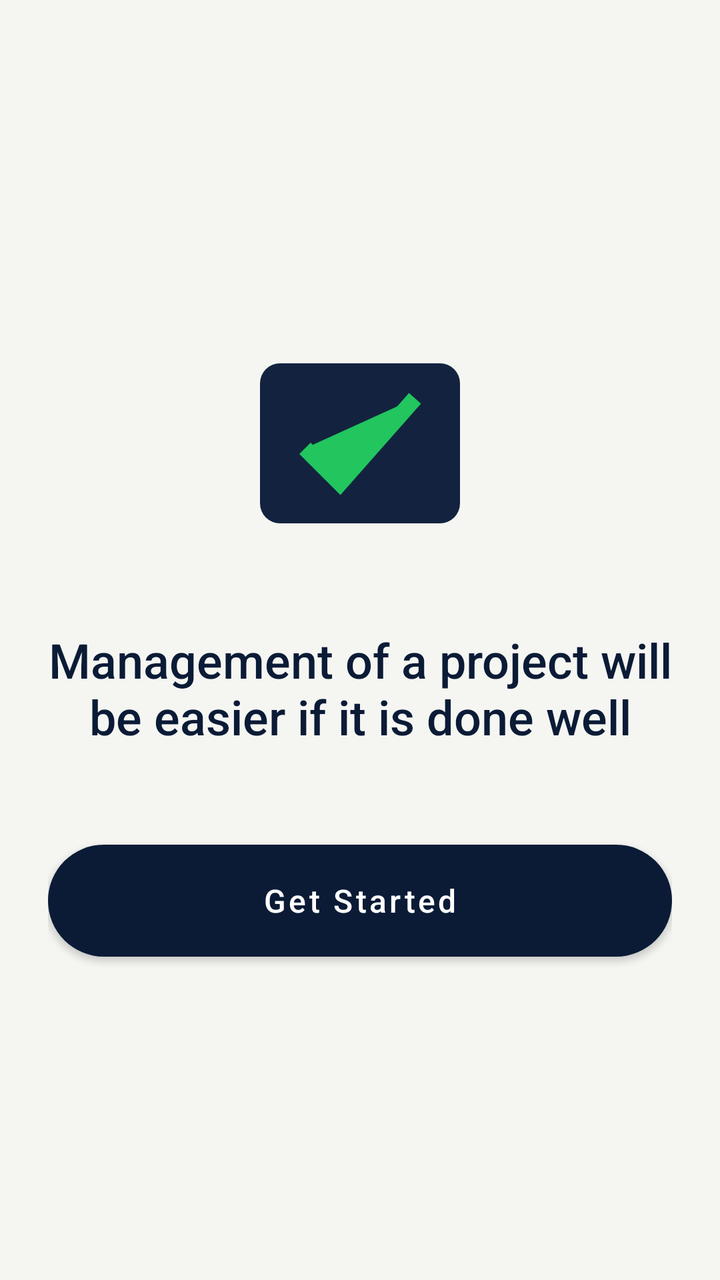
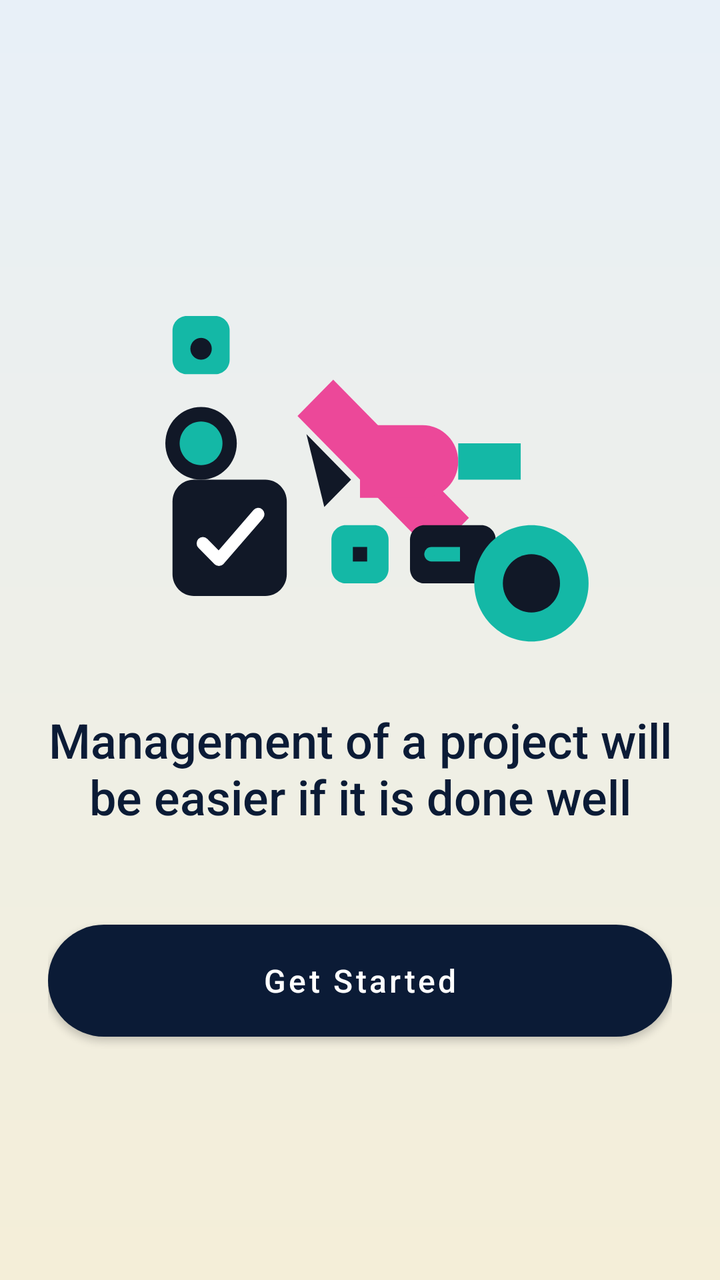

An Android layout rendered at two revisions. The XML below is the earlier revision; the diff shows what the commit changed to produce the second picture.
<!-- AndroidManifest.xml: activity theme Theme.TaskFlow.Splash -->
<!-- res/layout/activity_splash.xml -->
<?xml version="1.0" encoding="utf-8"?>
<LinearLayout xmlns:android="http://schemas.android.com/apk/res/android"
    android:id="@+id/main"
    android:layout_width="match_parent"
    android:layout_height="match_parent"
    android:background="@color/splash_bg"
    android:gravity="center"
    android:orientation="vertical"
    android:padding="24dp">

    <ImageView
        android:layout_width="120dp"
        android:layout_height="120dp"
        android:layout_marginBottom="32dp"
        android:contentDescription="@null"
        android:src="@drawable/ic_logo_taskflow" />

    <TextView
        android:layout_width="match_parent"
        android:layout_height="wrap_content"
        android:layout_marginBottom="48dp"
        android:fontFamily="sans-serif-medium"
        android:gravity="center"
        android:text="@string/splash_message"
        android:textColor="@color/navy"
        android:textSize="24sp" />

    <Button
        android:id="@+id/btn_get_started"
        android:layout_width="match_parent"
        android:layout_height="56dp"
        android:background="@drawable/bg_button_dark"
        android:text="@string/get_started"
        android:textAllCaps="false"
        android:textColor="@color/white"
        android:textSize="16sp" />

</LinearLayout>
<!-- resources referenced by this layout -->
<resources>
  <color name="navy">#0B1B36</color>
  <color name="splash_bg">#F5F6F2</color>
  <color name="white">#FFFFFFFF</color>
  <!-- drawable bg_button_dark (drawable) -->
  <?xml version="1.0" encoding="utf-8"?>
  <shape xmlns:android="http://schemas.android.com/apk/res/android"
      android:shape="rectangle">
      <solid android:color="@color/dark_button" />
      <corners android:radius="28dp" />
  </shape>
  <!-- drawable ic_logo_taskflow (drawable) -->
  <vector xmlns:android="http://schemas.android.com/apk/res/android"
      android:width="64dp"
      android:height="64dp"
      android:viewportWidth="24"
      android:viewportHeight="24">
      <path
          android:fillColor="#13233F"
          android:pathData="M4,4 L20,4 A2,2 0 0 1 22,6 L22,18 A2,2 0 0 1 20,20 L4,20 A2,2 0 0 1 2,18 L2,6 A2,2 0 0 1 4,4 Z" />
      <path
          android:fillColor="#22C55E"
          android:strokeColor="#22C55E"
          android:strokeWidth="1.6"
          android:pathData="M6.5,12.5 L10,16 L17.5,7.5" />
  </vector>
  <string name="get_started">Get Started</string>
  <string name="splash_message">Management of a project will be easier if it is done well</string>
  <style name="Theme.TaskFlow.Splash" parent="Theme.TaskFlow">
          <item name="android:windowBackground">@color/splash_bg</item>
          <item name="android:statusBarColor" tools:targetApi="21">@color/splash_bg</item>
          <item name="android:windowLightStatusBar" tools:targetApi="23">true</item>
      </style>
  <color name="dark_button">#111111</color>
  <style name="Theme.TaskFlow" parent="Theme.MaterialComponents.Light.NoActionBar">
          <item name="colorPrimary">@color/navy</item>
          <item name="colorPrimaryDark">@color/navy</item>
          <item name="colorAccent">@color/accent_green</item>
          <item name="android:windowBackground">@color/page_bg</item>
          <item name="android:statusBarColor" tools:targetApi="21">@color/page_bg</item>
          <item name="android:windowLightStatusBar" tools:targetApi="23">true</item>
      </style>
  <color name="accent_green">#22C55E</color>
  <color name="page_bg">#F4F5F7</color>
</resources>

<!-- the commit's change to res/layout/activity_splash.xml (unified diff, before → after) -->
@@ -3,17 +3,18 @@
     android:id="@+id/main"
     android:layout_width="match_parent"
     android:layout_height="match_parent"
-    android:background="@color/splash_bg"
+    android:background="@drawable/bg_splash_gradient"
     android:gravity="center"
     android:orientation="vertical"
     android:padding="24dp">
 
     <ImageView
-        android:layout_width="120dp"
-        android:layout_height="120dp"
+        android:layout_width="260dp"
+        android:layout_height="200dp"
         android:layout_marginBottom="32dp"
         android:contentDescription="@null"
-        android:src="@drawable/ic_logo_taskflow" />
+        android:scaleType="fitCenter"
+        android:src="@drawable/img_splash_illustration" />
 
     <TextView
         android:layout_width="match_parent"
<!-- resource entries referenced after the edit -->
@@ -10,21 +10,16 @@
       <solid android:color="@color/dark_button" />
       <corners android:radius="28dp" />
   </shape>
-  <!-- drawable ic_logo_taskflow (drawable) -->
-  <vector xmlns:android="http://schemas.android.com/apk/res/android"
-      android:width="64dp"
-      android:height="64dp"
-      android:viewportWidth="24"
-      android:viewportHeight="24">
-      <path
-          android:fillColor="#13233F"
-          android:pathData="M4,4 L20,4 A2,2 0 0 1 22,6 L22,18 A2,2 0 0 1 20,20 L4,20 A2,2 0 0 1 2,18 L2,6 A2,2 0 0 1 4,4 Z" />
-      <path
-          android:fillColor="#22C55E"
-          android:strokeColor="#22C55E"
-          android:strokeWidth="1.6"
-          android:pathData="M6.5,12.5 L10,16 L17.5,7.5" />
-  </vector>
+  <!-- drawable bg_splash_gradient (drawable) -->
+  <?xml version="1.0" encoding="utf-8"?>
+  <shape xmlns:android="http://schemas.android.com/apk/res/android"
+      android:shape="rectangle">
+      <gradient
+          android:angle="270"
+          android:endColor="#F4EED8"
+          android:startColor="#E8F0F8" />
+  </shape>
+  <!-- drawable img_splash_illustration: vector/xml drawable (drawable, 2468 chars, omitted) -->
   <string name="get_started">Get Started</string>
   <string name="splash_message">Management of a project will be easier if it is done well</string>
   <style name="Theme.TaskFlow.Splash" parent="Theme.TaskFlow">
